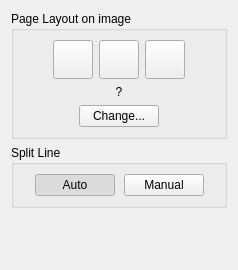
This is src/core/filters/page_split/ui/PageSplitOptionsWidget.ui in ImageProcessing-ElectronicPublications/scantailor-deviant as Qt 5 draws it before an edit. The edited form follows.
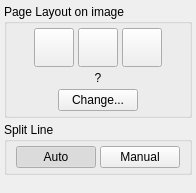
This is the edited form. Icons and pictures are not drawn.

Commit message: Minimize options wingets UI spacings

```diff
--- a/src/core/filters/page_split/ui/PageSplitOptionsWidget.ui
+++ b/src/core/filters/page_split/ui/PageSplitOptionsWidget.ui
@@ -6,8 +6,8 @@
    <rect>
     <x>0</x>
     <y>0</y>
-    <width>238</width>
-    <height>270</height>
+    <width>196</width>
+    <height>193</height>
    </rect>
   </property>
   <property name="sizePolicy">
@@ -20,12 +20,42 @@
    <string>Form</string>
   </property>
   <layout class="QVBoxLayout" name="verticalLayout_3">
+   <property name="spacing">
+    <number>4</number>
+   </property>
+   <property name="leftMargin">
+    <number>4</number>
+   </property>
+   <property name="topMargin">
+    <number>4</number>
+   </property>
+   <property name="rightMargin">
+    <number>4</number>
+   </property>
+   <property name="bottomMargin">
+    <number>4</number>
+   </property>
    <item>
     <widget class="QGroupBox" name="groupBox">
      <property name="title">
       <string>Page Layout on image</string>
      </property>
      <layout class="QVBoxLayout" name="verticalLayout">
+      <property name="spacing">
+       <number>4</number>
+      </property>
+      <property name="leftMargin">
+       <number>4</number>
+      </property>
+      <property name="topMargin">
+       <number>4</number>
+      </property>
+      <property name="rightMargin">
+       <number>4</number>
+      </property>
+      <property name="bottomMargin">
+       <number>4</number>
+      </property>
       <item>
        <layout class="QHBoxLayout" name="horizontalLayout">
         <property name="sizeConstraint">
@@ -38,7 +68,7 @@
           </property>
           <property name="sizeHint" stdset="0">
            <size>
-            <width>13</width>
+            <width>4</width>
             <height>20</height>
            </size>
           </property>
@@ -120,7 +150,7 @@
           </property>
           <property name="sizeHint" stdset="0">
            <size>
-            <width>13</width>
+            <width>4</width>
             <height>20</height>
            </size>
           </property>
@@ -147,7 +177,7 @@
           </property>
           <property name="sizeHint" stdset="0">
            <size>
-            <width>40</width>
+            <width>4</width>
             <height>20</height>
            </size>
           </property>
@@ -167,7 +197,7 @@
           </property>
           <property name="sizeHint" stdset="0">
            <size>
-            <width>40</width>
+            <width>4</width>
             <height>20</height>
            </size>
           </property>
@@ -185,13 +215,19 @@
      </property>
      <layout class="QVBoxLayout" name="verticalLayout_2">
       <property name="spacing">
-       <number>9</number>
+       <number>4</number>
       </property>
       <property name="leftMargin">
-       <number>9</number>
+       <number>4</number>
       </property>
       <property name="topMargin">
-       <number>9</number>
+       <number>4</number>
+      </property>
+      <property name="rightMargin">
+       <number>4</number>
+      </property>
+      <property name="bottomMargin">
+       <number>4</number>
       </property>
       <item>
        <layout class="QHBoxLayout" name="horizontalLayout_3">
@@ -202,7 +238,7 @@
           </property>
           <property name="sizeHint" stdset="0">
            <size>
-            <width>1</width>
+            <width>4</width>
             <height>20</height>
            </size>
           </property>
@@ -244,7 +280,7 @@
           </property>
           <property name="sizeHint" stdset="0">
            <size>
-            <width>1</width>
+            <width>4</width>
             <height>20</height>
            </size>
           </property>
@@ -263,7 +299,7 @@
      <property name="sizeHint" stdset="0">
       <size>
        <width>20</width>
-       <height>52</height>
+       <height>20</height>
       </size>
      </property>
     </spacer>
```
The commit also changes 8 other files.
